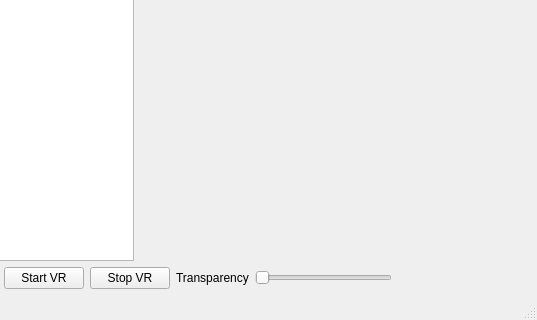
Before: the Qt Designer form ui/mainwindow.ui in Yahya-Alkhosoussy/Group-Project, drawn with Qt 5; both pictures show x 263 to 800 and y 280 to 600 of the 800 by 600 pixel window.
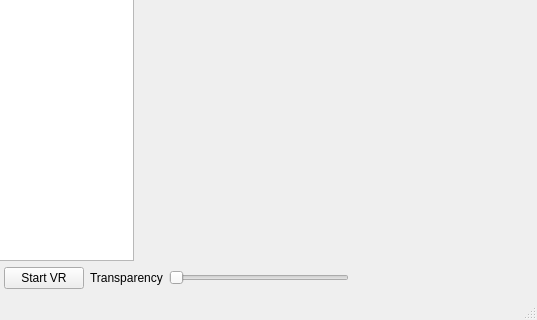
After: the same form once the commit is applied. Icons and pictures are not drawn. Custom widgets are drawn as their Qt base class.

Commit message: change Start VR objectname

What changed in the file:
```diff
--- a/ui/mainwindow.ui
+++ b/ui/mainwindow.ui
@@ -80,13 +80,6 @@
           </property>
          </widget>
         </item>
-        <item>
-         <widget class="QPushButton" name="pushButtonStopVR">
-          <property name="text">
-           <string>Stop VR</string>
-          </property>
-         </widget>
-        </item>
         <item>
          <widget class="QLabel" name="label">
           <property name="text">
```
Left out of the diff: 2 changed lines with no effect on the pictures. The commit also changes 2 other files.
